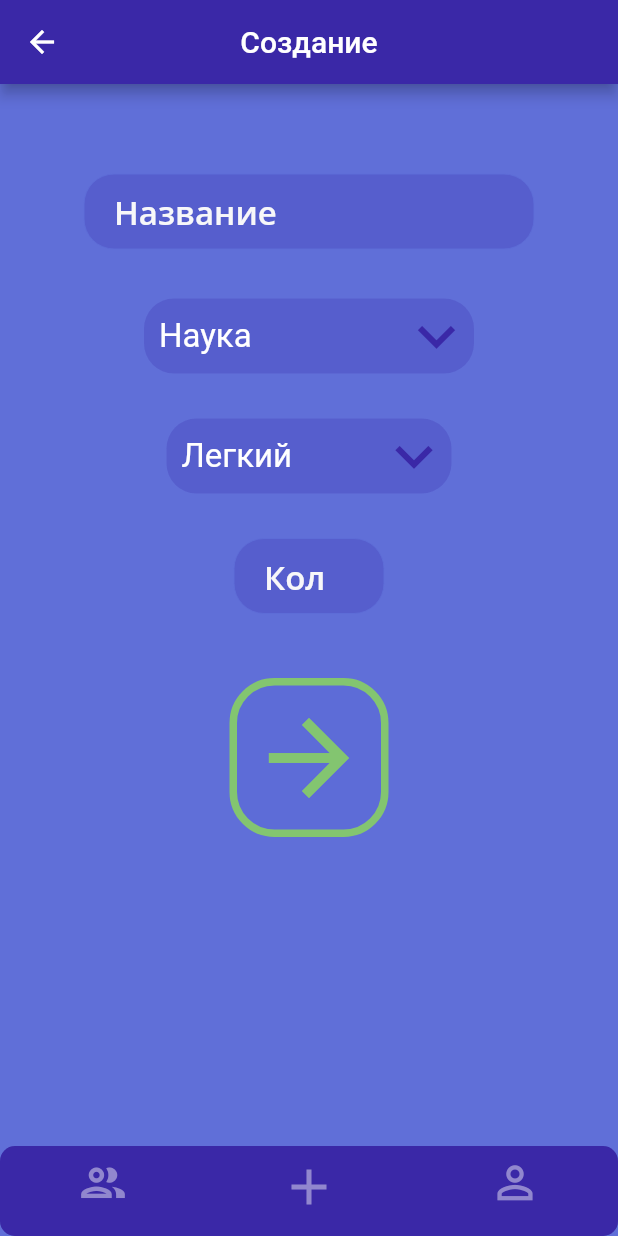
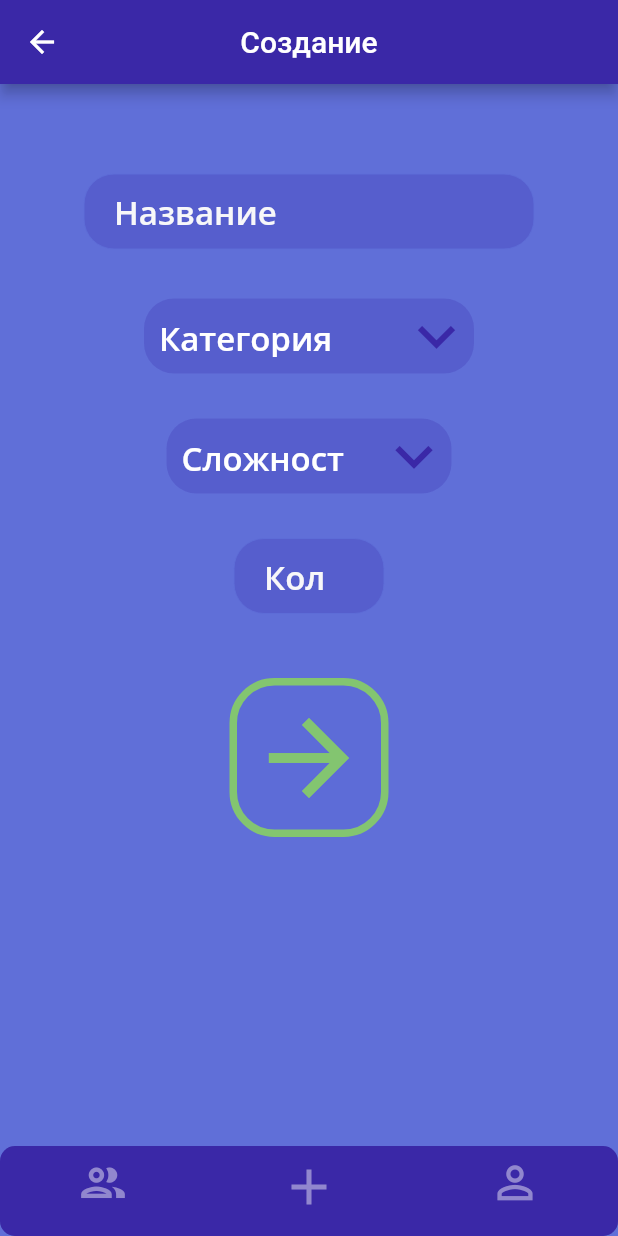
Before and after one commit to OG-Vobla/on_quiz, a Flutter app: the MainPage screen opened by its route, item 2 of the bottom bar chosen, on a phone screen of 412 x 824 dp. Run offline on Flutter 3.47's test engine with Material 2 defaults, Android fonts, the phone set to English and light mode, and no system bars; our stand-ins replace cloud_firestore, firebase_core; accounts and stored records are empty.

Commit message:
пофиксил дизайн создания вопроса

```diff
--- a/lib/CreateQuestion.dart
+++ b/lib/CreateQuestion.dart
@@ -21,11 +21,11 @@ class _CreateQuestionState extends State<CreateQuestion> {
           Container(
             child: SizedBox(
               width: 350,
-              height: 250,
+              height: 150,
               child: TextField(
                 keyboardType: TextInputType.multiline,
-                expands: true,
-                maxLines: null,
+                minLines: 1,
+                maxLines: 4,
                 style: TextStyle(
                   color: Colors.white,
                   fontFamily: "OpenSans-SemiBold",
--- a/lib/createQuizPage.dart
+++ b/lib/createQuizPage.dart
@@ -1,4 +1,8 @@
 import 'package:flutter/material.dart';
+
+bool isFirstRunCat = true;
+bool isFirstRunCom = true;
+
 
 const List<String> categoryList = <String>[
   'Наука',
@@ -22,8 +26,8 @@ class CreateQuizPage extends StatefulWidget {
   State<CreateQuizPage> createState() => _MyWidgetState();
 }
 
-String categoryValue = categoryList.first;
-String complexity = complexityList.first;
+String? categoryValue = null;
+String? complexity = null;
 
 class _MyWidgetState extends State<CreateQuizPage> {
   @override
@@ -73,6 +77,11 @@ class _MyWidgetState extends State<CreateQuizPage> {
               width: 220,
               height: 50,
               child: DropdownButton<String>(
+                onTap: () {
+                  setState(() {
+                    isFirstRunCat= false;
+                  });
+                },
                 value: categoryValue,
                 isExpanded: true,
                 underline: Container(
@@ -87,10 +96,10 @@ class _MyWidgetState extends State<CreateQuizPage> {
                 items:
                     categoryList.map<DropdownMenuItem<String>>((String value) {
                   return DropdownMenuItem<String>(
-                    value: value,
-                    child: Container(
+                      value: value,
+                      child: Container(
                       margin: EdgeInsets.all(10),
-                      child: Text(value),
+                      child:  Text(value, style: const TextStyle(color: Colors.white, fontSize: 22,fontFamily: "OpenSans-SemiBold",)),
                     ),
                   );
                 }).toList(),
@@ -101,6 +110,10 @@ class _MyWidgetState extends State<CreateQuizPage> {
                     categoryValue = value!;
                   });
                 },
+                     hint:
+                      Container(
+                      margin: EdgeInsets.all(10),
+                      child:  Text("Категория", style: const TextStyle(color: Colors.white, fontSize: 22,fontFamily: "OpenSans-SemiBold",)),)
               )),
         ),
         Padding(padding: EdgeInsets.only(top: 30)),
@@ -112,6 +125,12 @@ class _MyWidgetState extends State<CreateQuizPage> {
               width: 190,
               height: 50,
               child: DropdownButton<String>(
+                                onTap: () {
+
+                  setState(() {
+                    isFirstRunCom = false;
+                  });
+                },
                 value: complexity,
                 isExpanded: true,
                 underline: Container(
@@ -129,18 +148,21 @@ class _MyWidgetState extends State<CreateQuizPage> {
                     value: index,
                     child: Container(
                       margin: EdgeInsets.all(10),
-                      child: Text(index),
+                      child:  Text(index, style: const TextStyle(color: Colors.white, fontSize: 22,fontFamily: "OpenSans-SemiBold",)),
                     ),
                   );
                 }).toList(),
                 elevation: 20,
                 onChanged: (String? index) {
-                  // This is called when the user selects an item.
                   setState(() {
                     complexity = index!;
                   });
                 },
-              )),
+                    hint:
+                      Container(
+                      margin: EdgeInsets.all(10),
+                      child:  Text("Сложность", style: const TextStyle(color: Colors.white, fontSize: 22,fontFamily: "OpenSans-SemiBold",)),)
+                            )),
         ),
         Padding(padding: EdgeInsets.only(top: 30)),
         Container(
@@ -191,7 +213,9 @@ class _MyWidgetState extends State<CreateQuizPage> {
               iconSize: 80,
               color: Color.fromARGB(250, 132, 199, 110),
               onPressed: () {
-                Navigator.pushNamed(context, '/CreateQuestion');
+                if(categoryValue != null && complexity != null ){
+                  Navigator.pushNamed(context, "/createQuestion");
+                }
               },
             ),
           ),
--- a/lib/main.dart
+++ b/lib/main.dart
@@ -5,7 +5,7 @@ import 'authPage.dart';
 import 'registrationPage.dart';
 import 'mainPage.dart';
 import 'myquiz.dart';
-import 'CreateQuestion.dart';
+import 'createQuestion.dart';
 
 void main() async {
   WidgetsFlutterBinding.ensureInitialized();
@@ -25,7 +25,7 @@ class MyThemeApp extends StatelessWidget {
         '/regPage': (context) => const RegistrationPage(),
         '/mainPage': (context) => const MainPage(),
         '/myquiz': (context) => const MyQuizPage(),
-        '/CreateQuestion': (context) => const CreateQuestion(),
+        '/createQuestion': (context) => const CreateQuestion(),
       },
     );
   }
```
